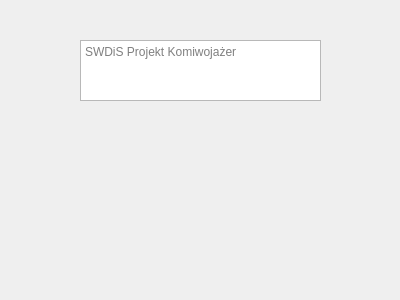
wgrzesiak147/Problem-Komiwoja-era---Algorytmy, file dialog.ui: the form before one commit.
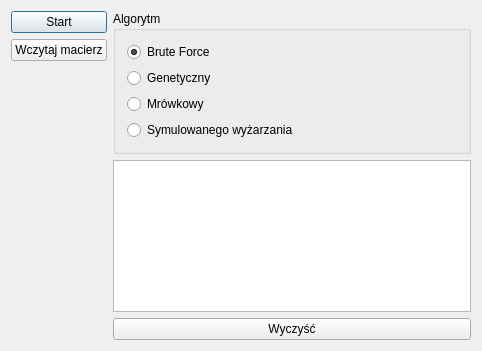
The form after the commit.

Diff of the .ui file:
```diff
--- a/dialog.ui
+++ b/dialog.ui
@@ -6,26 +6,110 @@
    <rect>
     <x>0</x>
     <y>0</y>
-    <width>400</width>
-    <height>300</height>
+    <width>482</width>
+    <height>351</height>
    </rect>
   </property>
   <property name="windowTitle">
    <string>Dialog</string>
   </property>
-  <widget class="QTextEdit" name="textEdit">
-   <property name="geometry">
-    <rect>
-     <x>80</x>
-     <y>40</y>
-     <width>241</width>
-     <height>61</height>
-    </rect>
-   </property>
-   <property name="placeholderText">
-    <string>SWDiS Projekt Komiwojażer</string>
-   </property>
-  </widget>
+  <layout class="QHBoxLayout" name="horizontalLayout">
+   <item>
+    <layout class="QVBoxLayout" name="verticalLayout_4">
+     <item>
+      <widget class="QPushButton" name="pushButton">
+       <property name="text">
+        <string>Start</string>
+       </property>
+       <property name="default">
+        <bool>true</bool>
+       </property>
+      </widget>
+     </item>
+     <item>
+      <widget class="QPushButton" name="matrixLoadButton">
+       <property name="text">
+        <string>Wczytaj macierz</string>
+       </property>
+       <property name="default">
+        <bool>false</bool>
+       </property>
+      </widget>
+     </item>
+     <item>
+      <spacer name="verticalSpacer">
+       <property name="orientation">
+        <enum>Qt::Vertical</enum>
+       </property>
+       <property name="sizeHint" stdset="0">
+        <size>
+         <width>20</width>
+         <height>40</height>
+        </size>
+       </property>
+      </spacer>
+     </item>
+    </layout>
+   </item>
+   <item>
+    <layout class="QVBoxLayout" name="verticalLayout_3">
+     <item>
+      <widget class="QGroupBox" name="groupBox">
+       <property name="title">
+        <string>Algorytm</string>
+       </property>
+       <layout class="QVBoxLayout" name="verticalLayout_2">
+        <item>
+         <layout class="QVBoxLayout" name="verticalLayout">
+          <item>
+           <widget class="QRadioButton" name="bruteForce">
+            <property name="text">
+             <string>Brute Force</string>
+            </property>
+            <property name="checked">
+             <bool>true</bool>
+            </property>
+           </widget>
+          </item>
+          <item>
+           <widget class="QRadioButton" name="genetic">
+            <property name="text">
+             <string>Genetyczny</string>
+            </property>
+           </widget>
+          </item>
+          <item>
+           <widget class="QRadioButton" name="antsColony">
+            <property name="text">
+             <string>Mrówkowy</string>
+            </property>
+           </widget>
+          </item>
+          <item>
+           <widget class="QRadioButton" name="simulatedAnnealing">
+            <property name="text">
+             <string>Symulowanego wyżarzania</string>
+            </property>
+           </widget>
+          </item>
+         </layout>
+        </item>
+       </layout>
+      </widget>
+     </item>
+     <item>
+      <widget class="QListWidget" name="listWidget"/>
+     </item>
+     <item>
+      <widget class="QPushButton" name="clearButton">
+       <property name="text">
+        <string>Wyczyść</string>
+       </property>
+      </widget>
+     </item>
+    </layout>
+   </item>
+  </layout>
  </widget>
  <layoutdefault spacing="6" margin="11"/>
  <resources/>
```
